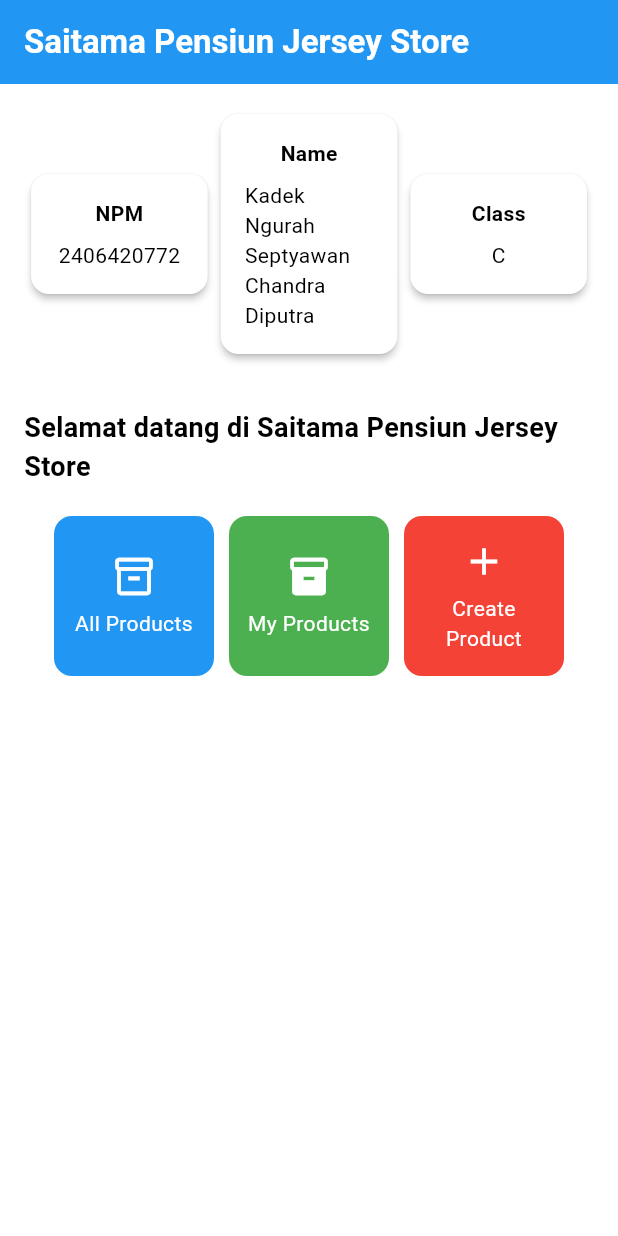
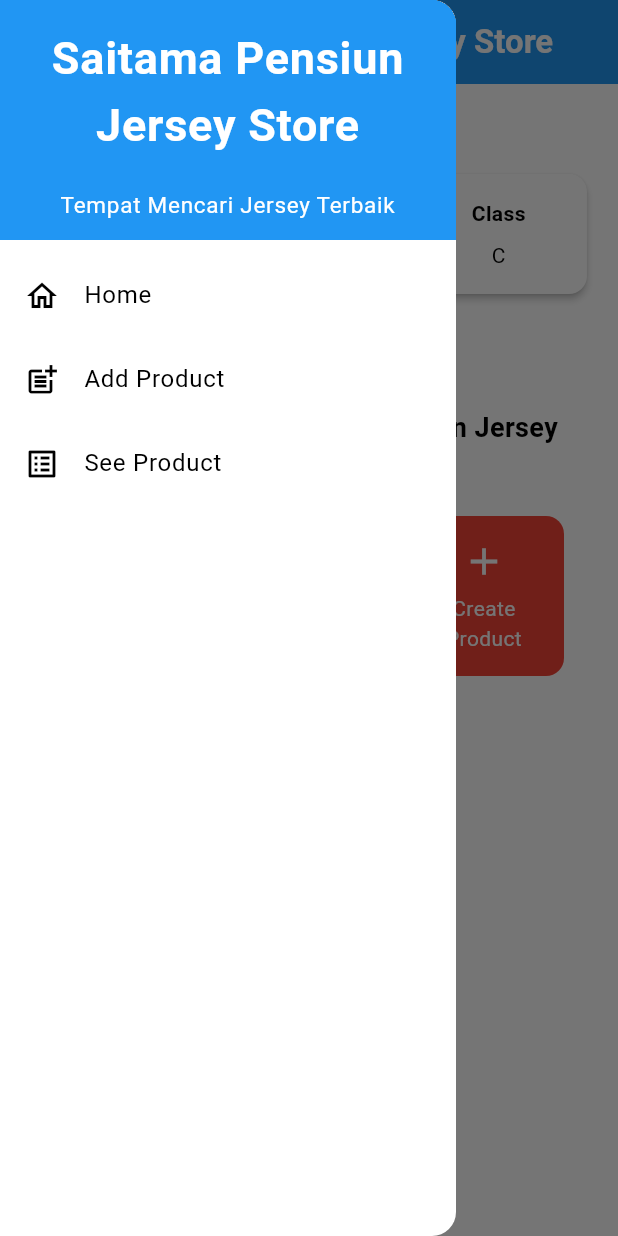
Before and after one commit to cloudthegoat/Saitama-Pensiun-Jersey-Store-Mobile, a Flutter app: the screen it shows after launch, with the side drawer open (before the commit the screen has no drawer), on a phone screen of 412 x 824 dp. Run offline on Flutter 3.47's test engine with Material 3 defaults, Android fonts, the phone set to English and light mode, and no system bars.

Commit message:
Tugas Individu 8 Selesai

```diff
--- a/lib/main.dart
+++ b/lib/main.dart
@@ -1,5 +1,5 @@
 import 'package:flutter/material.dart';
-import 'package:saitamapensiunjerseystore/menu.dart';
+import 'package:saitamapensiunjerseystore/screens/menu.dart';
 
 void main() {
   runApp(const MyApp());
--- a/lib/menu.dart
+++ b/lib/screens/menu.dart
@@ -1,4 +1,6 @@
 import 'package:flutter/material.dart';
+import 'package:saitamapensiunjerseystore/widgets/left_drawer.dart';
+import 'package:saitamapensiunjerseystore/widgets/product_card.dart';
 
 class MyHomePage extends StatelessWidget {
   MyHomePage({super.key});
@@ -30,6 +32,7 @@
         // Warna latar belakang AppBar diambil dari skema warna tema aplikasi.
         backgroundColor: Theme.of(context).colorScheme.primary,
       ),
+      drawer: LeftDrawer(),
       // Body halaman dengan padding di sekelilingnya.
       body: Padding(
         padding: const EdgeInsets.all(16.0),
@@ -125,65 +128,3 @@
     );
   }
 }
-
-class ItemHomepage {
- final String name;
- final IconData icon;
- final Color color;
-
- ItemHomepage(this.name, this.icon, this.color);
-}
-
-class ItemCard extends StatelessWidget {
-  // Menampilkan kartu dengan ikon dan nama.
-
-  final ItemHomepage item;
-
-  const ItemCard(this.item, {super.key});
-
-  @override
-  Widget build(BuildContext context) {
-    return Material(
-      // Menentukan warna latar belakang dari tema aplikasi.
-      color: item.color,
-      // Membuat sudut kartu melengkung.
-      borderRadius: BorderRadius.circular(12),
-
-      child: InkWell(
-        // Aksi ketika kartu ditekan.
-        onTap: () {
-          // Menampilkan pesan SnackBar saat kartu ditekan.
-          ScaffoldMessenger.of(context)
-            ..hideCurrentSnackBar()
-            ..showSnackBar(
-              SnackBar(content: Text("Kamu telah menekan tombol ${item.name}!"))
-            );
-        },
-        // Container untuk menyimpan Icon dan Text
-        child: Container(
-          padding: const EdgeInsets.all(8),
-          child: Center(
-            child: Column(
-              // Menyusun ikon dan teks di tengah kartu.
-              mainAxisAlignment: MainAxisAlignment.center,
-              children: [
-                Icon(
-                  item.icon,
-                  color: Colors.white,
-                  size: 30.0,
-                ),
-                const Padding(padding: EdgeInsets.all(3)),
-                Text(
-                  item.name,
-                  textAlign: TextAlign.center,
-                  style: const TextStyle(color: Colors.white),
-                ),
-              ],
-            ),
-          ),
-        ),
-      ),
-    );
-  }
-
-}
--- /dev/null
+++ b/lib/widgets/left_drawer.dart
@@ -0,0 +1,82 @@
+import 'package:flutter/material.dart';
+import 'package:saitamapensiunjerseystore/screens/menu.dart';
+import 'package:saitamapensiunjerseystore/screens/product_form.dart';
+
+class LeftDrawer extends StatelessWidget {
+  const LeftDrawer({super.key});
+
+  @override
+  Widget build(BuildContext context) {
+    return Drawer(
+      child: ListView(
+        children: [
+          const DrawerHeader(
+            decoration: BoxDecoration(
+              color: Colors.blue,
+            ),
+            child: Column(
+              children: [
+                Text(
+                  'Saitama Pensiun Jersey Store',
+                  textAlign: TextAlign.center,
+                  style: TextStyle(
+                    fontSize: 30,
+                    fontWeight: FontWeight.bold,
+                    color: Colors.white,
+                  ),
+                ),
+                Padding(padding: EdgeInsets.all(10)),
+                Text(
+                  "Tempat Mencari Jersey Terbaik",
+                  textAlign: TextAlign.center,
+                  style: TextStyle(
+                    fontSize: 15,
+                    color: Colors.white,
+                    fontWeight: FontWeight.normal,
+                  ),
+                ),
+              ],
+            ),
+          ),
+          ListTile(
+            leading: const Icon(Icons.home_outlined),
+            title: const Text('Home'),
+            // Bagian redirection ke MyHomePage
+            onTap: () {
+              Navigator.pushReplacement(
+                  context,
+                  MaterialPageRoute(
+                    builder: (context) => MyHomePage(),
+                  ));
+            },
+          ),
+          ListTile(
+            leading: const Icon(Icons.post_add),
+            title: const Text('Add Product'),
+            // Bagian redirection ke ProductFormPage
+            onTap: () {
+              Navigator.pushReplacement(
+                context,
+                MaterialPageRoute(
+                  builder: (context) => ProductFormPage(),
+                )
+              );
+            },
+          ),
+          ListTile(
+            leading: const Icon(Icons.list_alt),
+            title: const Text('See Product'),
+            onTap: () {
+              Navigator.pushReplacement(
+                context,
+                MaterialPageRoute(
+                  builder: (context) => MyHomePage(),
+                ),
+              );
+            },
+          ),
+        ],
+      ),
+    );
+  }
+}
--- /dev/null
+++ b/lib/widgets/product_card.dart
@@ -0,0 +1,73 @@
+import 'package:flutter/material.dart';
+import 'package:saitamapensiunjerseystore/screens/product_form.dart';
+
+class ItemHomepage {
+ final String name;
+ final IconData icon;
+ final Color color;
+
+ ItemHomepage(this.name, this.icon, this.color);
+}
+
+class ItemCard extends StatelessWidget {
+  // Menampilkan kartu dengan ikon dan nama.
+
+  final ItemHomepage item;
+
+  const ItemCard(this.item, {super.key});
+
+  @override
+  Widget build(BuildContext context) {
+    return Material(
+      // Menentukan warna latar belakang dari tema aplikasi.
+      color: item.color,
+      // Membuat sudut kartu melengkung.
+      borderRadius: BorderRadius.circular(12),
+
+      child: InkWell(
+        // Aksi ketika kartu ditekan.
+        onTap: () {
+          // Menampilkan pesan SnackBar saat kartu ditekan.
+          ScaffoldMessenger.of(context)
+            ..hideCurrentSnackBar()
+            ..showSnackBar(
+              SnackBar(content: Text("Kamu telah menekan tombol ${item.name}!"))
+          );
+          // Navigate ke route yang sesuai (tergantung jenis tombol)
+          if (item.name == "Create Product") {
+              Navigator.pushReplacement(
+                context,
+                MaterialPageRoute(
+                  builder: (context) => ProductFormPage(),
+                )
+              );
+          }
+
+        },
+        // Container untuk menyimpan Icon dan Text
+        child: Container(
+          padding: const EdgeInsets.all(8),
+          child: Center(
+            child: Column(
+              // Menyusun ikon dan teks di tengah kartu.
+              mainAxisAlignment: MainAxisAlignment.center,
+              children: [
+                Icon(
+                  item.icon,
+                  color: Colors.white,
+                  size: 30.0,
+                ),
+                const Padding(padding: EdgeInsets.all(3)),
+                Text(
+                  item.name,
+                  textAlign: TextAlign.center,
+                  style: const TextStyle(color: Colors.white),
+                ),
+              ],
+            ),
+          ),
+        ),
+      ),
+    );
+  }
+}
```
Also changed, not shown: lib/screens/product_form.dart (added, +266 -0 lines), 1 other file.
